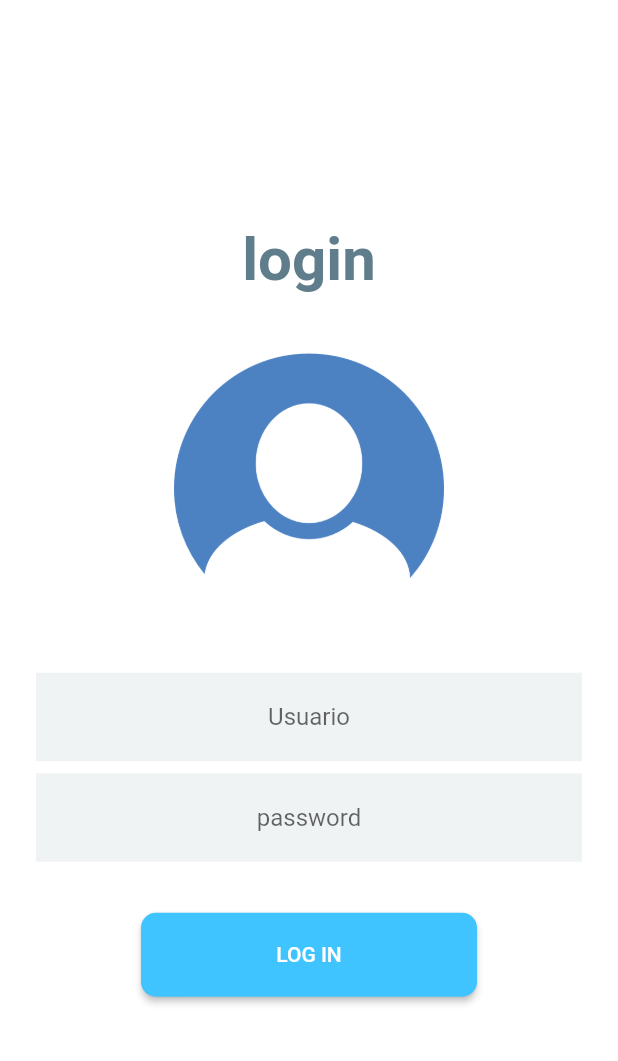
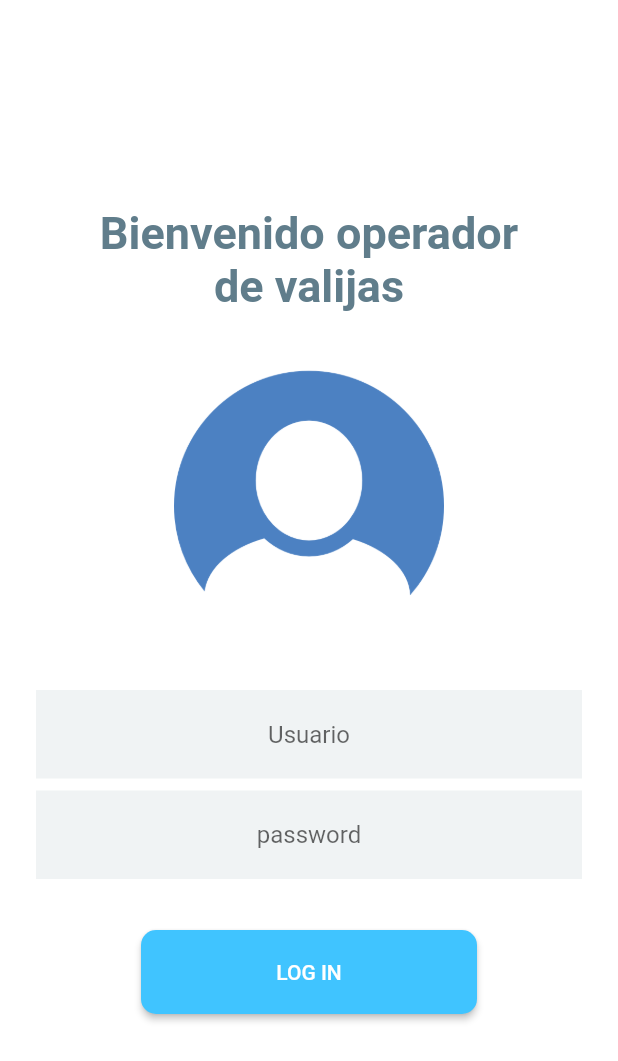
Before and after one commit to exact-ti/rvaAppv2.5, a Flutter app: the screen it shows after launch, on a phone screen of 412 x 824 dp. Shown: the top 1061 px of the screen. Run offline on Flutter 3.47's test engine with Material 2 defaults, Android fonts, the phone set to English and light mode, and no system bars; our stand-ins replace dio, shared_preferences; missing offline and left inert: barcode_scan.

Commit message:
subir cambios pro

```diff
--- a/lib/vistas/Login/loginPage.dart
+++ b/lib/vistas/Login/loginPage.dart
@@ -116,13 +116,19 @@ class _LoginPageState extends State<LoginPage> {
     );
 
     final titulo = Text(
-      'login',
+      'Bienvenido operador',
       textAlign: TextAlign.center,
       overflow: TextOverflow.ellipsis,
       style: TextStyle(
-          fontWeight: FontWeight.bold, fontSize: 40, color: Colors.blueGrey),
+          fontWeight: FontWeight.bold, fontSize: 30, color: Colors.blueGrey),
     );
-
+    final titulo2 = Text(
+      'de valijas',
+      textAlign: TextAlign.center,
+      overflow: TextOverflow.ellipsis,
+      style: TextStyle(
+          fontWeight: FontWeight.bold, fontSize: 30, color: Colors.blueGrey),
+    );
 /*
     final letrafooter = Text(
       'Forgot password?',
@@ -139,6 +145,7 @@ class _LoginPageState extends State<LoginPage> {
         padding: EdgeInsets.only(left: 24.0, right: 24.0),
         children: <Widget>[
           titulo,
+          titulo2,
           SizedBox(height: 24.0),
           logo,
           SizedBox(height: 48.0),
```
Also changed, not shown: 1 other file.
